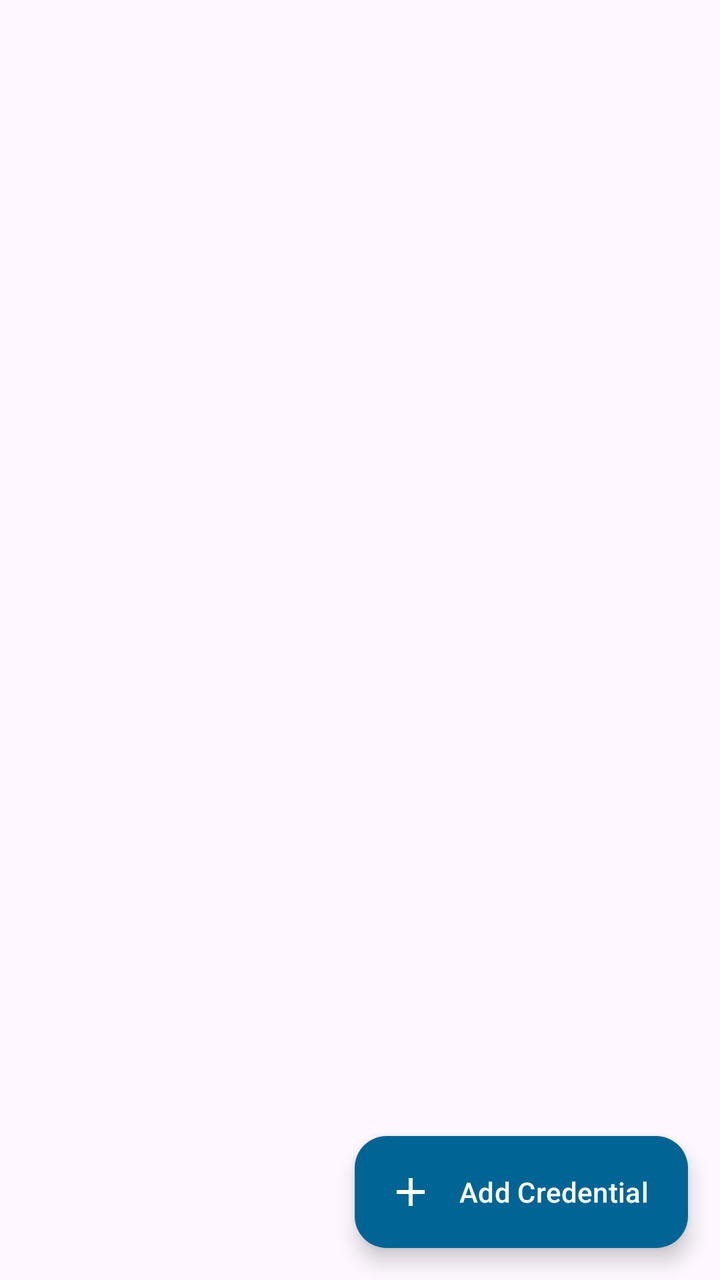
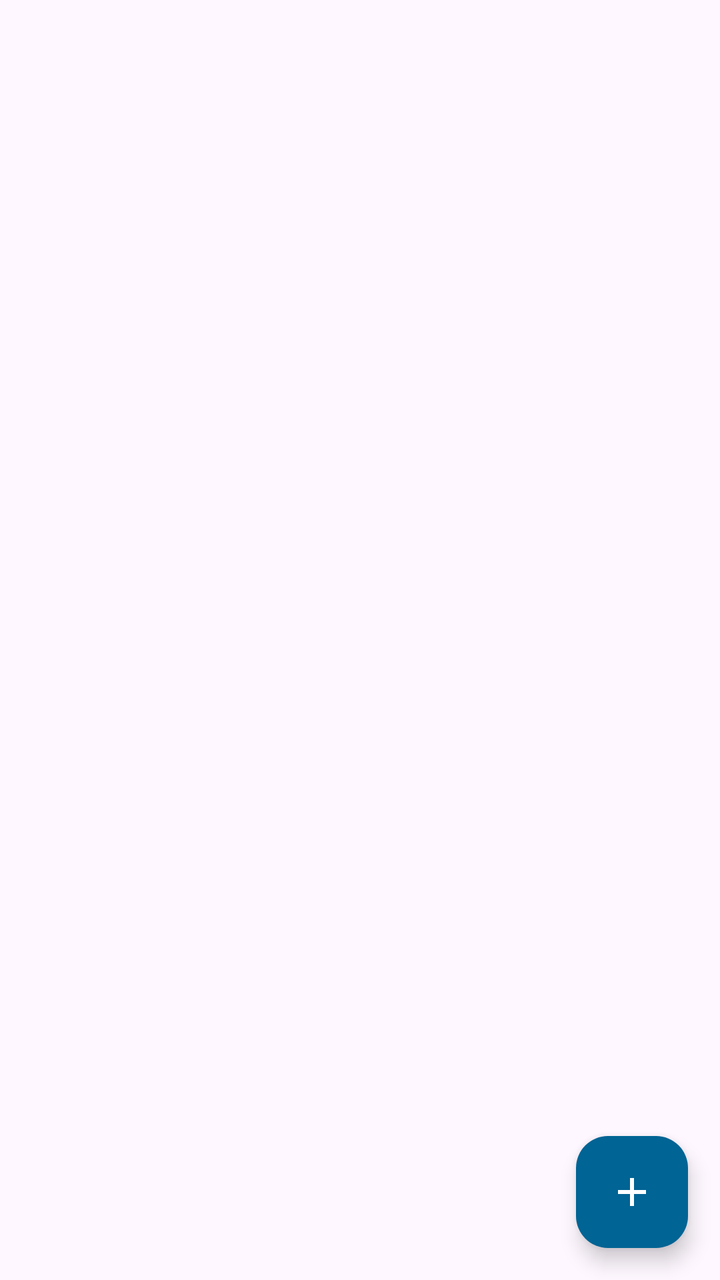

Two renders of the same Android screen: before a commit and after it. Below are the layout's source before the change and the commit's diff.
<!-- AndroidManifest.xml: application theme Theme.SSHRemoteExec -->
<!-- res/layout/fragment_keys.xml -->
<?xml version="1.0" encoding="utf-8"?>
<androidx.coordinatorlayout.widget.CoordinatorLayout xmlns:android="http://schemas.android.com/apk/res/android"
    xmlns:app="http://schemas.android.com/apk/res-auto"
    android:layout_width="match_parent"
    android:layout_height="match_parent">

    <LinearLayout
        android:layout_width="match_parent"
        android:layout_height="match_parent"
        android:orientation="vertical">

        <HorizontalScrollView
            android:id="@+id/scroll_packages"
            android:layout_width="match_parent"
            android:layout_height="wrap_content"
            android:scrollbars="none"
            android:overScrollMode="never"
            android:paddingStart="12dp"
            android:paddingEnd="12dp"
            android:paddingTop="8dp"
            android:paddingBottom="4dp">

            <com.google.android.material.chip.ChipGroup
                android:id="@+id/chip_group_packages"
                android:layout_width="wrap_content"
                android:layout_height="wrap_content"
                app:singleLine="true"
                app:singleSelection="true"
                app:selectionRequired="true" />
        </HorizontalScrollView>

        <FrameLayout
            android:layout_width="match_parent"
            android:layout_height="0dp"
            android:layout_weight="1">

            <TextView
                android:id="@+id/tv_empty"
                android:layout_width="match_parent"
                android:layout_height="match_parent"
                android:gravity="center"
                android:padding="32dp"
                android:text="@string/empty_keys"
                android:textColor="@color/text_secondary"
                android:textSize="15sp"
                android:visibility="gone" />

            <androidx.recyclerview.widget.RecyclerView
                android:id="@+id/recycler_keys"
                android:layout_width="match_parent"
                android:layout_height="match_parent"
                android:clipToPadding="false"
                android:paddingStart="8dp"
                android:paddingEnd="8dp"
                android:paddingTop="4dp"
                android:paddingBottom="96dp" />
        </FrameLayout>
    </LinearLayout>

    <com.google.android.material.floatingactionbutton.ExtendedFloatingActionButton
        android:id="@+id/fab_add_key"
        android:layout_width="wrap_content"
        android:layout_height="wrap_content"
        android:layout_gravity="bottom|end"
        android:layout_margin="16dp"
        android:text="@string/btn_add_key"
        app:icon="@drawable/ic_add"
        app:backgroundTint="?attr/colorPrimary"
        android:textColor="?attr/colorOnPrimary"
        app:iconTint="?attr/colorOnPrimary" />

</androidx.coordinatorlayout.widget.CoordinatorLayout>
<!-- resources referenced by this layout -->
<resources>
  <color name="text_secondary">#607D8B</color>
  <!-- drawable ic_add (drawable) -->
  <vector xmlns:android="http://schemas.android.com/apk/res/android"
      android:width="24dp"
      android:height="24dp"
      android:viewportWidth="24"
      android:viewportHeight="24">
    <path
        android:fillColor="#FF000000"
        android:pathData="M19,13h-6v6h-2v-6H5v-2h6V5h2v6h6v2z"/>
  </vector>
  <string name="btn_add_key">Add Credential</string>
  <string name="empty_keys">No credentials yet. Supports passwords &amp; Ed25519/RSA private keys.</string>
  <style name="Theme.SSHRemoteExec" parent="Theme.Material3.DayNight.NoActionBar">
          <item name="colorPrimary">@color/primary</item>
          <item name="colorOnPrimary">@color/on_primary</item>
          <item name="colorPrimaryContainer">@color/primary_container</item>
          <item name="colorOnPrimaryContainer">@color/on_primary_container</item>
  
          <item name="colorSecondary">@color/secondary</item>
          <item name="colorOnSecondary">@color/on_secondary</item>
          <item name="colorSecondaryContainer">@color/secondary_container</item>
          <item name="colorOnSecondaryContainer">@color/on_secondary_container</item>
  
          
          <item name="android:statusBarColor">@color/primary</item>
          <item name="android:windowLightStatusBar">false</item>
      </style>
  <color name="primary">#006494</color>
  <color name="on_primary">#FFFFFF</color>
  <color name="primary_container">#CCE5FF</color>
  <color name="on_primary_container">#001D31</color>
  <color name="secondary">#00A896</color>
  <color name="on_secondary">#FFFFFF</color>
  <color name="secondary_container">#A3EADE</color>
  <color name="on_secondary_container">#00201C</color>
</resources>

<!-- the commit's change to res/layout/fragment_keys.xml (unified diff, before → after) -->
@@ -15,6 +15,7 @@
             android:layout_height="wrap_content"
             android:scrollbars="none"
             android:overScrollMode="never"
+            android:clipToPadding="false"
             android:paddingStart="12dp"
             android:paddingEnd="12dp"
             android:paddingTop="8dp"
@@ -57,16 +58,15 @@
         </FrameLayout>
     </LinearLayout>
 
-    <com.google.android.material.floatingactionbutton.ExtendedFloatingActionButton
+    <com.google.android.material.floatingactionbutton.FloatingActionButton
         android:id="@+id/fab_add_key"
         android:layout_width="wrap_content"
         android:layout_height="wrap_content"
         android:layout_gravity="bottom|end"
         android:layout_margin="16dp"
-        android:text="@string/btn_add_key"
-        app:icon="@drawable/ic_add"
+        android:contentDescription="@string/btn_add_key"
+        android:src="@drawable/ic_add"
         app:backgroundTint="?attr/colorPrimary"
-        android:textColor="?attr/colorOnPrimary"
-        app:iconTint="?attr/colorOnPrimary" />
+        app:tint="?attr/colorOnPrimary" />
 
 </androidx.coordinatorlayout.widget.CoordinatorLayout>
